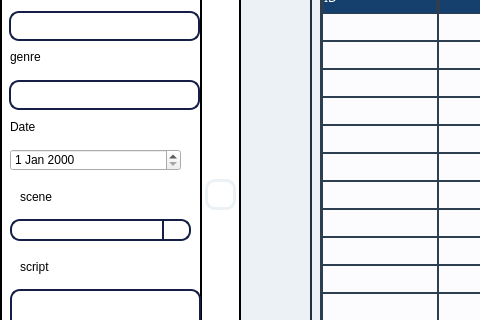
This is emission.ui in HyperDarkmoon/TVEmpire as Qt 5 draws it before an edit; both pictures show x 0 to 480 and y 191 to 511 of the 1310 by 730 pixel window. The edited form follows.
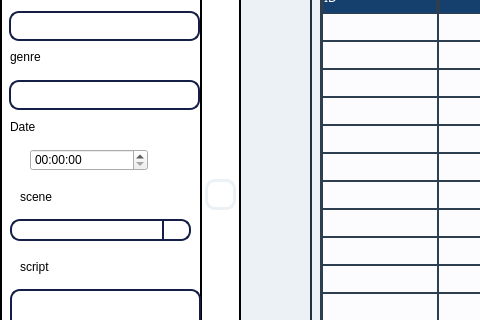
This is the edited form. Icons and pictures are not drawn.

```diff
--- a/emission.ui
+++ b/emission.ui
@@ -422,16 +422,6 @@
       <string/>
      </property>
     </widget>
-    <widget class="QDateEdit" name="dateEdit">
-     <property name="geometry">
-      <rect>
-       <x>10</x>
-       <y>180</y>
-       <width>171</width>
-       <height>22</height>
-      </rect>
-     </property>
-    </widget>
     <widget class="QLabel" name="label_12">
      <property name="geometry">
       <rect>
@@ -584,6 +574,16 @@
       </size>
      </property>
     </widget>
+    <widget class="QTimeEdit" name="dateEdit">
+     <property name="geometry">
+      <rect>
+       <x>30</x>
+       <y>180</y>
+       <width>118</width>
+       <height>22</height>
+      </rect>
+     </property>
+    </widget>
     <zorder>label_10</zorder>
     <zorder>label_5</zorder>
     <zorder>name</zorder>
```
Left out of the diff: 2 changed lines with no effect on the pictures.
